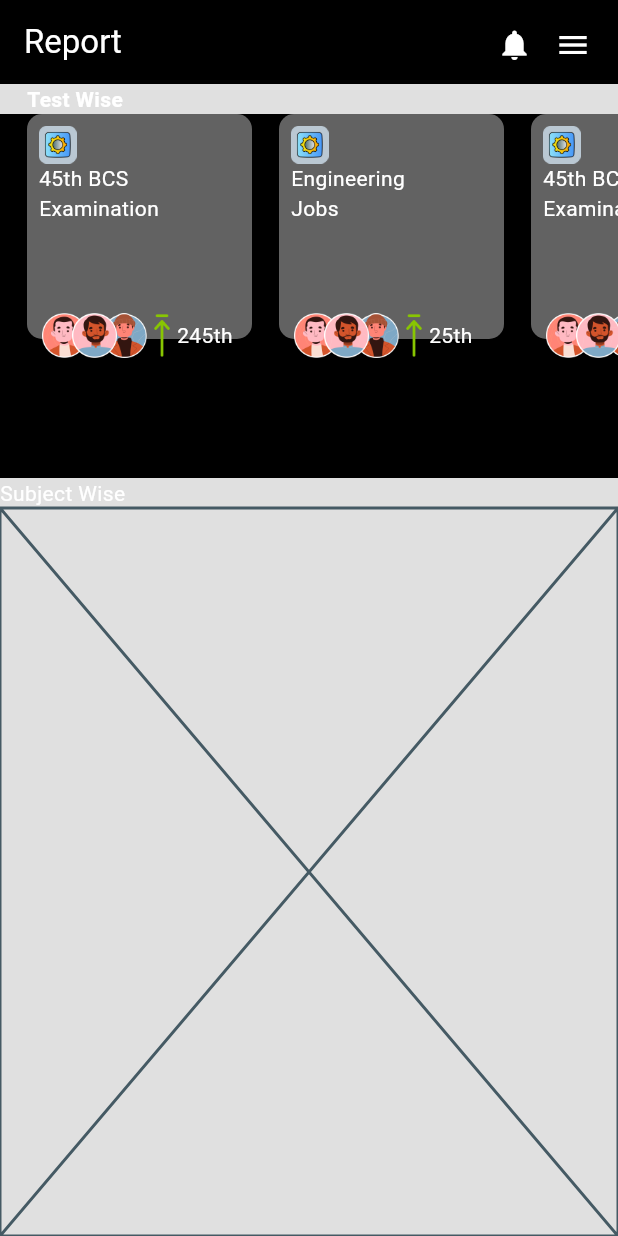
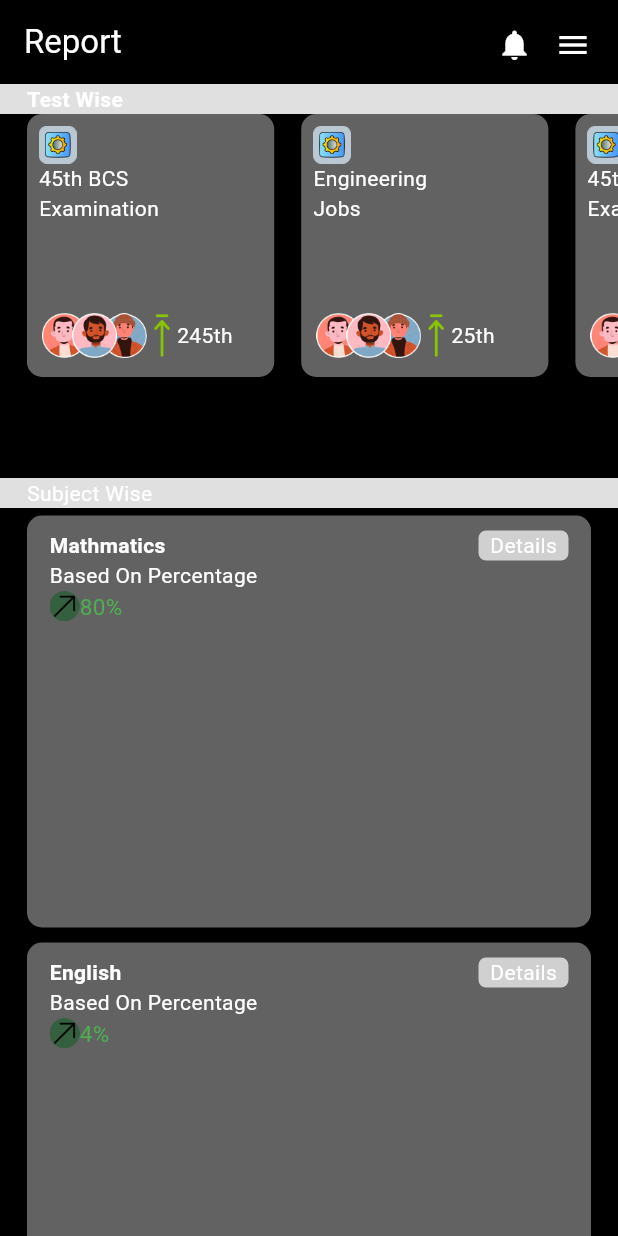
Before and after one commit to Priom-bit/First-Project, a Flutter app: the screen it shows after launch, on a phone screen of 412 x 824 dp. Run offline on Flutter 3.47's test engine with Material 3 defaults, Android fonts, the phone set to English and light mode, and no system bars.

Commit message:
subject wise widget

```diff
--- a/lib/model/routine.dart
+++ b/lib/model/routine.dart
@@ -15,3 +15,21 @@ class routine{
     ];
   }
 }
+
+class subjectwise{
+
+  String subjectname;
+  String percentagedescription;
+  String percentage;
+  String icon;
+  String details;
+
+  subjectwise(this.subjectname, this.percentagedescription, this.percentage,this.icon,this.details);
+
+  static List<subjectwise> subjectwiselist(){
+    return [
+      subjectwise("Mathmatics", "Based On Percentage", "80%","assets/images/up-right-arrow.png","Details"),
+      subjectwise("English", "Based On Percentage", "4%","assets/images/up-right-arrow.png","Details")
+    ];
+  }
+}
--- a/lib/report.dart
+++ b/lib/report.dart
@@ -1,4 +1,5 @@
 import 'package:first_project/widgets/routine_info.dart';
+import 'package:first_project/widgets/subject_wise.dart';
 import 'package:flutter/material.dart';
 
 class Report extends StatelessWidget {
@@ -25,7 +26,7 @@ class Report extends StatelessWidget {
       ),
       backgroundColor: Colors.black12,
       body: const Column(
-       crossAxisAlignment: CrossAxisAlignment.start,
+        crossAxisAlignment: CrossAxisAlignment.start,
         children: [
           Padding(
             padding: EdgeInsets.only(left: 18.0),
@@ -34,11 +35,14 @@ class Report extends StatelessWidget {
           Expanded(
               flex: 1,
               child: RoutineInfo()),
-          Text("Subject Wise",style: TextStyle(color: Colors.white),),
+          Padding(
+            padding: EdgeInsets.only(left: 18.0),
+            child: Text("Subject Wise",style: TextStyle(color: Colors.white),),
+          ),
 
           Expanded(
               flex: 2,
-              child: Placeholder()),
+              child: SubjectWise()),
 
         ],
       ),
--- a/lib/widgets/routine_info.dart
+++ b/lib/widgets/routine_info.dart
@@ -18,8 +18,8 @@ class RoutineInfo extends StatelessWidget {
               child: Stack(
                 children: [
                   Container(
-                    height: 150,
-                    width: 150,
+                    height: MediaQuery.of(context).size.height/4.7,
+                    width: MediaQuery.of(context).size.width/2.5,
                     decoration: BoxDecoration(
                       borderRadius: BorderRadius.circular(10),
                       color: Colors.white38
--- /dev/null
+++ b/lib/widgets/subject_wise.dart
@@ -0,0 +1,69 @@
+import 'package:first_project/model/routine.dart';
+import 'package:flutter/material.dart';
+
+class SubjectWise extends StatelessWidget {
+  const SubjectWise({super.key});
+
+  @override
+  Widget build(BuildContext context) {
+    final Mainsubjectwise = subjectwise.subjectwiselist();
+    return Scaffold(
+      backgroundColor: Colors.black,
+      body: ListView.builder(
+          itemBuilder: (context,index){
+            var mainsubjectwiselist = Mainsubjectwise[index];
+            return Padding(
+              padding: const EdgeInsets.only(left: 18.0,right: 18.0),
+              child: Stack(
+                children: [
+                  Container(
+                    height: MediaQuery.of(context).size.height/3,
+                    width: MediaQuery.of(context).size.width,
+                    margin: EdgeInsets.only(bottom: 5,top: 5),
+                    decoration: BoxDecoration(
+                        borderRadius: BorderRadius.circular(10),
+                        color: Colors.white38
+                    ),
+                  ),
+                  Positioned(
+                    child: Padding(
+                      padding: const EdgeInsets.all(15.0),
+                      child: Column(
+                        crossAxisAlignment: CrossAxisAlignment.start,
+                        children: [
+                          Row(
+                            mainAxisAlignment: MainAxisAlignment.spaceBetween,
+                            children: [
+                              Text(mainsubjectwiselist.subjectname,style: const TextStyle(color: Colors.white,fontWeight: FontWeight.bold),),
+                              Container(
+                                alignment: Alignment.center,
+                                height: 20,
+                                width: 60,
+                                decoration: BoxDecoration(
+                                  color: Colors.white70,
+                                  borderRadius: BorderRadius.circular(5)
+
+                                ),
+                                child: Text(mainsubjectwiselist.details,style: TextStyle(color: Colors.white),),
+                              )
+                            ],
+                          ),
+                          Text(mainsubjectwiselist.percentagedescription,style: const TextStyle(color: Colors.white),),
+                          Row(
+                            children: [
+                              Image.asset(mainsubjectwiselist.icon,width: 20,height: 20),
+                              Text(mainsubjectwiselist.percentage,style: TextStyle(color: Colors.green,fontSize: 15),)
+                            ],
+                          )
+                        ],
+                      ),
+                    ),
+                  ),
+                ],
+              ),
+            );
+          },
+          itemCount: Mainsubjectwise.length),
+    );
+  }
+}
```
Also changed, not shown: assets/images/up-right-arrow.png (added).
